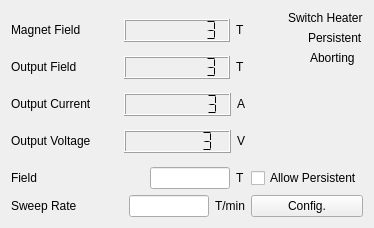
Old version of the form modules/magnetps/core/magnetpsform.ui in the repository northriv/KAME.
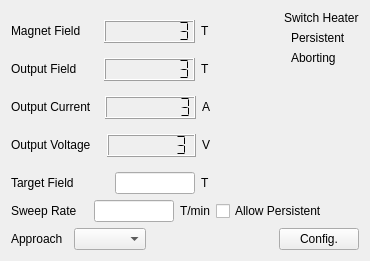
New version of the form. Custom widgets are drawn as their Qt base class.

Diff of the .ui file:
```diff
--- a/modules/magnetps/core/magnetpsform.ui
+++ b/modules/magnetps/core/magnetpsform.ui
@@ -6,8 +6,8 @@
    <rect>
     <x>0</x>
     <y>0</y>
-    <width>374</width>
-    <height>228</height>
+    <width>370</width>
+    <height>261</height>
    </rect>
   </property>
   <property name="windowTitle">
@@ -15,7 +15,7 @@
   </property>
   <widget class="QWidget" name="widget">
    <layout class="QGridLayout" name="gridLayout">
-    <item row="0" column="0" rowspan="4">
+    <item row="0" column="0" rowspan="2" colspan="3">
      <layout class="QVBoxLayout">
       <item>
        <layout class="QHBoxLayout">
@@ -281,7 +281,9 @@
       </item>
      </layout>
     </item>
-    <item row="0" column="1">
+    <item row="0" column="3" colspan="2">
+     <layout class="QVBoxLayout" name="verticalLayout">
+      <item>
      <layout class="QHBoxLayout">
       <item>
        <widget class="KLed" name="m_ledSwitchHeater" native="true"/>
@@ -304,7 +306,7 @@
       </item>
      </layout>
     </item>
-    <item row="1" column="1">
+      <item>
      <layout class="QHBoxLayout">
       <item>
        <widget class="KLed" name="m_ledPersistent" native="true"/>
@@ -327,7 +329,7 @@
       </item>
      </layout>
     </item>
-    <item row="2" column="1">
+      <item>
      <layout class="QHBoxLayout" name="_2">
       <item>
        <widget class="KLed" name="m_ledAborting" native="true"/>
@@ -350,7 +352,9 @@
       </item>
      </layout>
     </item>
-    <item row="3" column="1">
+     </layout>
+    </item>
+    <item row="1" column="4">
      <spacer name="spacer5">
       <property name="orientation">
        <enum>Qt::Vertical</enum>
@@ -366,7 +370,7 @@
       </property>
      </spacer>
     </item>
-    <item row="4" column="0">
+    <item row="2" column="0" colspan="3">
      <layout class="QHBoxLayout">
       <item>
        <widget class="QLabel" name="textLabel13">
@@ -377,7 +381,7 @@
          </sizepolicy>
         </property>
         <property name="text">
-         <string>Field</string>
+         <string>Target Field</string>
         </property>
         <property name="wordWrap">
          <bool>false</bool>
@@ -412,20 +416,7 @@
       </item>
      </layout>
     </item>
-    <item row="4" column="1">
-     <widget class="QCheckBox" name="m_ckbAllowPersistent">
-      <property name="sizePolicy">
-       <sizepolicy hsizetype="Fixed" vsizetype="Fixed">
-        <horstretch>0</horstretch>
-        <verstretch>0</verstretch>
-       </sizepolicy>
-      </property>
-      <property name="text">
-       <string>Allow Persistent</string>
-      </property>
-     </widget>
-    </item>
-    <item row="5" column="0">
+    <item row="3" column="0" colspan="3">
      <layout class="QHBoxLayout">
       <item>
        <widget class="QLabel" name="textLabel13_2">
@@ -471,7 +462,52 @@
       </item>
      </layout>
     </item>
-    <item row="5" column="1">
+    <item row="3" column="3" colspan="2">
+     <widget class="QCheckBox" name="m_ckbAllowPersistent">
+      <property name="sizePolicy">
+       <sizepolicy hsizetype="Fixed" vsizetype="Fixed">
+        <horstretch>0</horstretch>
+        <verstretch>0</verstretch>
+       </sizepolicy>
+      </property>
+      <property name="text">
+       <string>Allow Persistent</string>
+      </property>
+     </widget>
+    </item>
+    <item row="4" column="0">
+     <widget class="QLabel" name="textLabel13_3">
+      <property name="sizePolicy">
+       <sizepolicy hsizetype="Preferred" vsizetype="Fixed">
+        <horstretch>0</horstretch>
+        <verstretch>0</verstretch>
+       </sizepolicy>
+      </property>
+      <property name="text">
+       <string>Approach</string>
+      </property>
+      <property name="wordWrap">
+       <bool>false</bool>
+      </property>
+     </widget>
+    </item>
+    <item row="4" column="1">
+     <widget class="QComboBox" name="m_cmbApproach"/>
+    </item>
+    <item row="4" column="2" colspan="2">
+     <spacer name="horizontalSpacer">
+      <property name="orientation">
+       <enum>Qt::Horizontal</enum>
+      </property>
+      <property name="sizeHint" stdset="0">
+       <size>
+        <width>67</width>
+        <height>20</height>
+       </size>
+      </property>
+     </spacer>
+    </item>
+    <item row="4" column="4">
      <widget class="QPushButton" name="m_btnConfig">
       <property name="text">
        <string>Config.</string>
```
Lines whose indentation alone changed are shown as unchanged.
